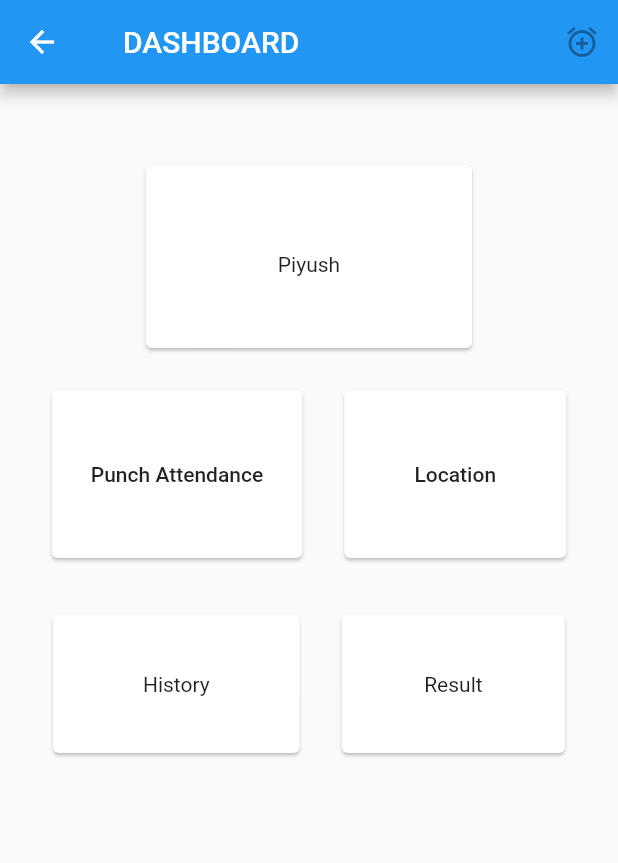
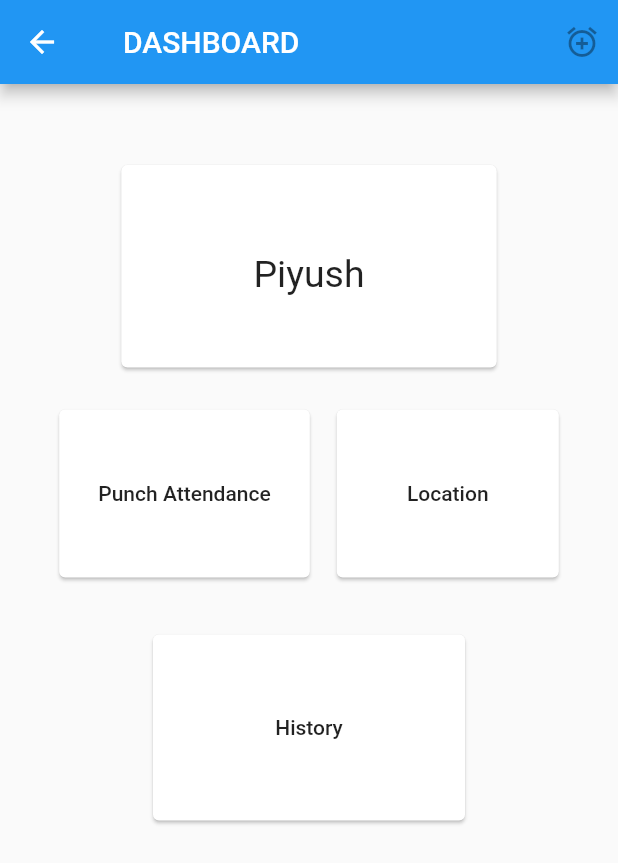
Before and after one commit to abdulragib/sam, a Flutter app: the Dashboard screen opened directly, on a phone screen of 412 x 824 dp. Shown: the top 863 px of the screen. Run offline on Flutter 3.47's test engine with Material 2 defaults, Android fonts, the phone set to English and light mode, and no system bars; our stand-ins replace camera.

```diff
--- a/lib/pages/dashboard.dart
+++ b/lib/pages/dashboard.dart
@@ -1,6 +1,7 @@
 import 'package:flutter/material.dart';
 import 'package:camera/camera.dart';
 import 'package:sam/pages/camera_page.dart';
+import 'package:sam/pages/history.dart';
 
 class Dashboard extends StatefulWidget {
   const Dashboard({Key? key}) : super(key: key);
@@ -37,8 +38,7 @@ class _DashboardState extends State<Dashboard> {
                         top: 58.0, left: 88.0, right: 88.0, bottom: 48.0),
                     child: Expanded(
                         child: Column(children: <Widget>[
-                          Text("Piyush"),
-
+                          Text("Piyush",style:TextStyle(fontSize:25)),
                         ])),
                   ),
                 ),
@@ -64,7 +64,7 @@ class _DashboardState extends State<Dashboard> {
                         },
                         child: Expanded(child: Text("Punch Attendance"),),),
                     ),),
-                  SizedBox(width: 20.0),
+                  SizedBox(width: 10.0),
                   Card(
                     child: Padding(
                       padding: EdgeInsets.only(
@@ -92,19 +92,15 @@ class _DashboardState extends State<Dashboard> {
                     child: Padding(
                       padding: EdgeInsets.only(
                           top: 38.0, left: 60.0, right: 60.0, bottom: 38),
-                      child: Expanded(child: Text("History")),
+                      child: FlatButton(
+                          onPressed: () {
+                            Navigator.push(
+                            context,
+                            MaterialPageRoute(builder: (context) => history()),
+                          ); },
+                          child: Expanded(child: Text("History"))),
                     ),),
-                  SizedBox(width: 20.0),
-                  Card(
-                    child: Padding(
-                      padding: EdgeInsets.only(
-                          top: 38.0, left: 55.0, right: 55.0, bottom: 38.0),
-                      child: Expanded(
-                        child:
-                        Text("Result"),
-                      ),
-                    ),
-                  ),
+
 
                 ],)
             ],
```
Also changed, not shown: lib/pages/history.dart (added, +31 -0 lines).
